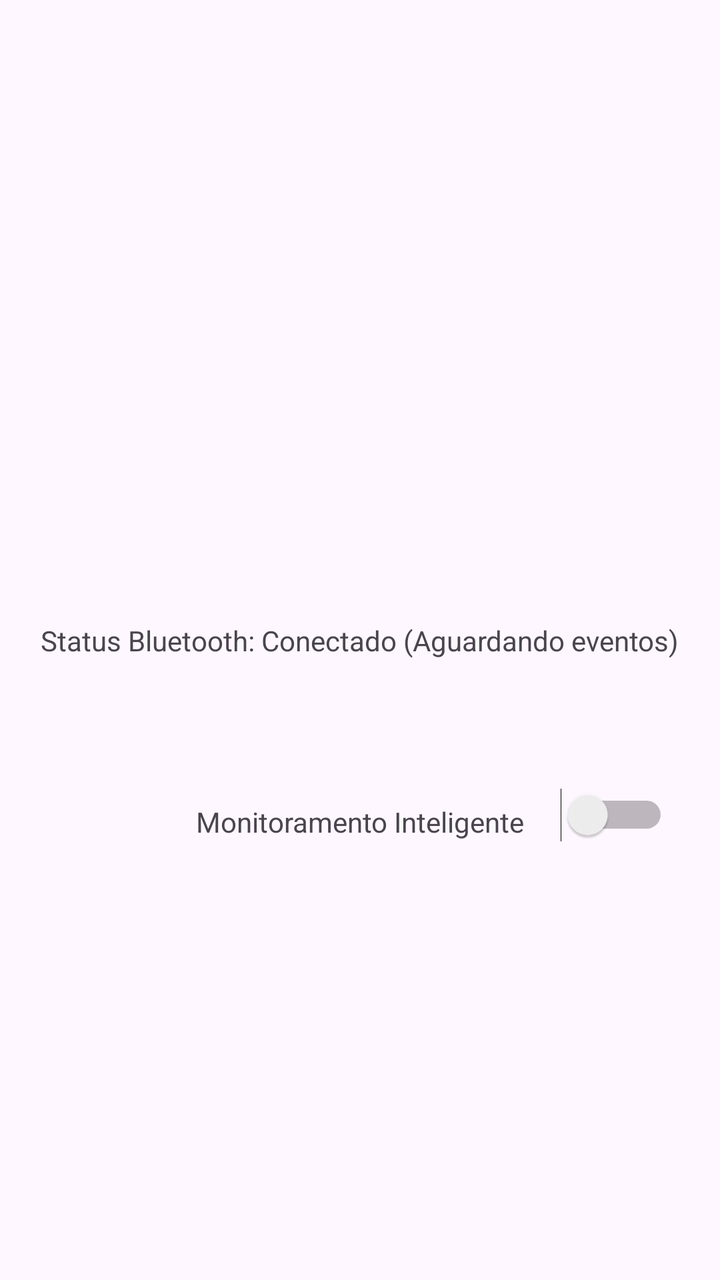
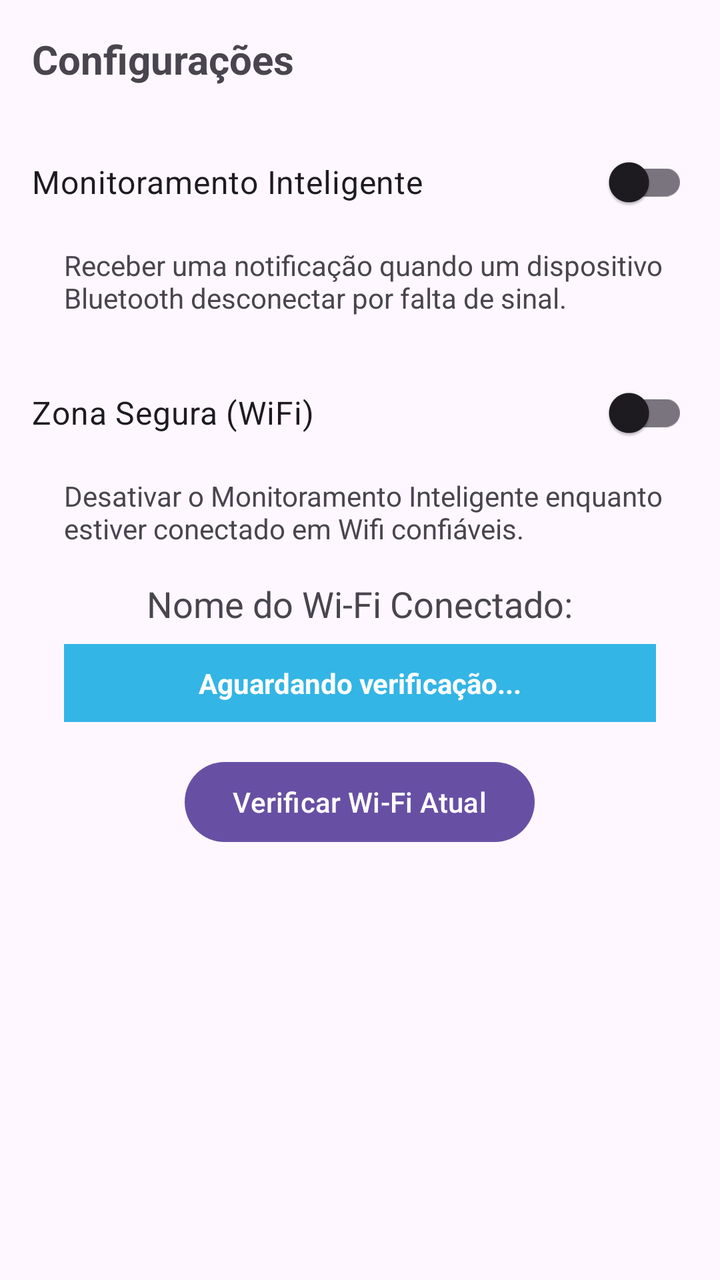

Two renders of the same Android screen: before a commit and after it. Below are the layout's source before the change and the commit's diff.
<!-- AndroidManifest.xml: application theme Theme.BluetoothBroascastTestAppp -->
<!-- res/layout/activity_main.xml -->
<?xml version="1.0" encoding="utf-8"?>
<androidx.constraintlayout.widget.ConstraintLayout xmlns:android="http://schemas.android.com/apk/res/android"
    xmlns:app="http://schemas.android.com/apk/res-auto"
    xmlns:tools="http://schemas.android.com/tools"
    android:id="@+id/main"
    android:layout_width="match_parent"
    android:layout_height="match_parent"
    tools:context=".MainActivity">

    <TextView
        android:id="@+id/status_message"
        android:layout_width="wrap_content"
        android:layout_height="wrap_content"
        android:text="Status Bluetooth: Conectado (Aguardando eventos)"
        app:layout_constraintBottom_toBottomOf="parent"
        app:layout_constraintEnd_toEndOf="parent"
        app:layout_constraintStart_toStartOf="parent"
        app:layout_constraintTop_toTopOf="parent"/>

    <TextView
        android:id="@+id/textViewMonitoramentoBluetooth"
        android:layout_width="wrap_content"
        android:layout_height="wrap_content"
        android:text="Monitoramento Inteligente"
        app:layout_constraintBottom_toBottomOf="parent"
        app:layout_constraintEnd_toEndOf="parent"
        app:layout_constraintStart_toStartOf="parent"
        app:layout_constraintTop_toBottomOf="@+id/status_message"
        app:layout_constraintVertical_bias="0.246" />

    <Switch
        android:id="@+id/switchBluetooth"
        android:layout_width="wrap_content"
        android:layout_height="wrap_content"
        app:layout_constraintBottom_toBottomOf="parent"
        app:layout_constraintEnd_toEndOf="parent"
        app:layout_constraintHorizontal_bias="0.415"
        app:layout_constraintStart_toEndOf="@+id/textViewMonitoramentoBluetooth"
        app:layout_constraintTop_toBottomOf="@+id/status_message"
        app:layout_constraintVertical_bias="0.227" />

</androidx.constraintlayout.widget.ConstraintLayout>
<!-- resources referenced by this layout -->
<resources>
  <style name="Theme.BluetoothBroascastTestAppp" parent="Base.Theme.BluetoothBroascastTestAppp" />
  <style name="Base.Theme.BluetoothBroascastTestAppp" parent="Theme.Material3.DayNight.NoActionBar">
          
          
      </style>
</resources>

<!-- the commit's change to res/layout/activity_main.xml (unified diff, before → after) -->
@@ -1,42 +1,94 @@
 <?xml version="1.0" encoding="utf-8"?>
-<androidx.constraintlayout.widget.ConstraintLayout xmlns:android="http://schemas.android.com/apk/res/android"
-    xmlns:app="http://schemas.android.com/apk/res-auto"
+<LinearLayout
+    xmlns:android="http://schemas.android.com/apk/res/android"
     xmlns:tools="http://schemas.android.com/tools"
-    android:id="@+id/main"
     android:layout_width="match_parent"
     android:layout_height="match_parent"
+    android:orientation="vertical"
+    android:padding="16dp"
     tools:context=".MainActivity">
 
     <TextView
-        android:id="@+id/status_message"
         android:layout_width="wrap_content"
         android:layout_height="wrap_content"
-        android:text="Status Bluetooth: Conectado (Aguardando eventos)"
-        app:layout_constraintBottom_toBottomOf="parent"
-        app:layout_constraintEnd_toEndOf="parent"
-        app:layout_constraintStart_toStartOf="parent"
-        app:layout_constraintTop_toTopOf="parent"/>
+        android:text="@string/feature_title"
+        android:textSize="20sp"
+        android:textStyle="bold"
+        android:layout_marginBottom="24dp"/>
+
+    
+    <com.google.android.material.switchmaterial.SwitchMaterial
+        android:id="@+id/switch_timeout_notifier"
+        android:layout_width="match_parent"
+        android:layout_height="wrap_content"
+        android:text="@string/toggle_timeout_notifier_title"
+        android:layout_marginBottom="8dp"
+        android:textSize="16sp"/>
 
     <TextView
-        android:id="@+id/textViewMonitoramentoBluetooth"
         android:layout_width="wrap_content"
         android:layout_height="wrap_content"
-        android:text="Monitoramento Inteligente"
-        app:layout_constraintBottom_toBottomOf="parent"
-        app:layout_constraintEnd_toEndOf="parent"
-        app:layout_constraintStart_toStartOf="parent"
-        app:layout_constraintTop_toBottomOf="@+id/status_message"
-        app:layout_constraintVertical_bias="0.246" />
+        android:text="@string/toggle_timeout_notifier_desc"
+        android:layout_marginStart="16dp"
+        android:layout_marginBottom="24dp"/>
 
-    <Switch
-        android:id="@+id/switchBluetooth"
+    
+    <com.google.android.material.switchmaterial.SwitchMaterial
+        android:id="@+id/switch_safe_zone_wifi"
+        android:layout_width="match_parent"
+        android:layout_height="wrap_content"
+        android:text="@string/toggle_safe_zone_title"
+        android:layout_marginBottom="8dp"
+        android:textSize="16sp"/>
+
+    <TextView
         android:layout_width="wrap_content"
         android:layout_height="wrap_content"
-        app:layout_constraintBottom_toBottomOf="parent"
-        app:layout_constraintEnd_toEndOf="parent"
-        app:layout_constraintHorizontal_bias="0.415"
-        app:layout_constraintStart_toEndOf="@+id/textViewMonitoramentoBluetooth"
-        app:layout_constraintTop_toBottomOf="@+id/status_message"
-        app:layout_constraintVertical_bias="0.227" />
+        android:text="@string/toggle_safe_zone_desc"
+        android:layout_marginStart="16dp"/>
 
-</androidx.constraintlayout.widget.ConstraintLayout>
+    <LinearLayout
+        xmlns:android="http://schemas.android.com/apk/res/android"
+        xmlns:tools="http://schemas.android.com/tools"
+        android:layout_width="match_parent"
+        android:layout_height="match_parent"
+        android:orientation="vertical"
+        android:padding="16dp"
+        android:gravity="center_horizontal"
+        tools:context=".MainActivity">
+
+        <TextView
+            android:layout_width="wrap_content"
+            android:layout_height="wrap_content"
+            android:text="Nome do Wi-Fi Conectado:"
+            android:textSize="18sp"
+            android:layout_marginBottom="8dp"/>
+
+        <TextView
+            android:id="@+id/textViewWifiName"
+            android:layout_width="match_parent"
+            android:layout_height="wrap_content"
+            android:text="Aguardando verificação..."
+            android:textStyle="bold"
+            android:padding="10dp"
+            android:background="@android:color/holo_blue_light"
+            android:textColor="@android:color/white"
+            android:gravity="center"
+            android:layout_marginBottom="16dp"/>
+
+        <Button
+            android:id="@+id/buttonGetWifi"
+            android:layout_width="wrap_content"
+            android:layout_height="wrap_content"
+            android:text="Verificar Wi-Fi Atual"/>
+
+        <ListView
+            android:id="@+id/listViewWifi"
+            android:layout_width="match_parent"
+            android:layout_height="0dp"
+            android:layout_weight="1"
+            android:layout_marginTop="16dp"/>
+
+    </LinearLayout>
+
+</LinearLayout>
<!-- resource entries referenced after the edit -->
@@ -1,5 +1,10 @@
 <!-- resources referenced by this layout -->
 <resources>
+  <string name="feature_title">Configurações</string>
+  <string name="toggle_safe_zone_desc">Desativar o Monitoramento Inteligente enquanto estiver conectado em Wifi confiáveis.</string>
+  <string name="toggle_safe_zone_title">Zona Segura (WiFi)</string>
+  <string name="toggle_timeout_notifier_desc">Receber uma notificação quando um dispositivo Bluetooth desconectar por falta de sinal.</string>
+  <string name="toggle_timeout_notifier_title">Monitoramento Inteligente</string>
   <style name="Theme.BluetoothBroascastTestAppp" parent="Base.Theme.BluetoothBroascastTestAppp" />
   <style name="Base.Theme.BluetoothBroascastTestAppp" parent="Theme.Material3.DayNight.NoActionBar">
           
